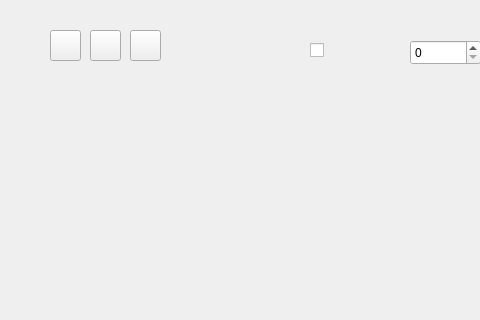
First picture: the form in doremi/createpage.ui, repository program-practice-doremi/DoReMi, before the edit; both pictures show x 400 to 880 and y 0 to 320 of the 1000 by 650 pixel window.
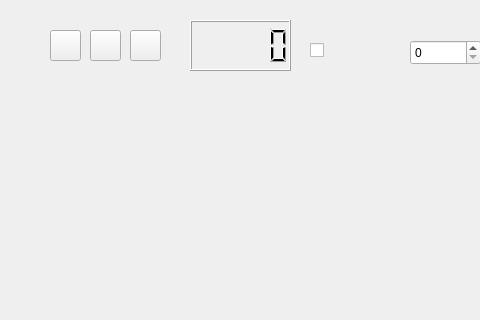
Second picture: the form after the edit. Icons and pictures are not drawn. Custom widgets are drawn as their Qt base class.

Patch:
```diff
--- a/doremi/createpage.ui
+++ b/doremi/createpage.ui
@@ -322,6 +322,16 @@
      </rect>
     </property>
    </widget>
+   <widget class="QLCDNumber" name="lcdNumber">
+    <property name="geometry">
+     <rect>
+      <x>590</x>
+      <y>20</y>
+      <width>101</width>
+      <height>51</height>
+     </rect>
+    </property>
+   </widget>
   </widget>
   <widget class="QMenuBar" name="menubar">
    <property name="geometry">
```
